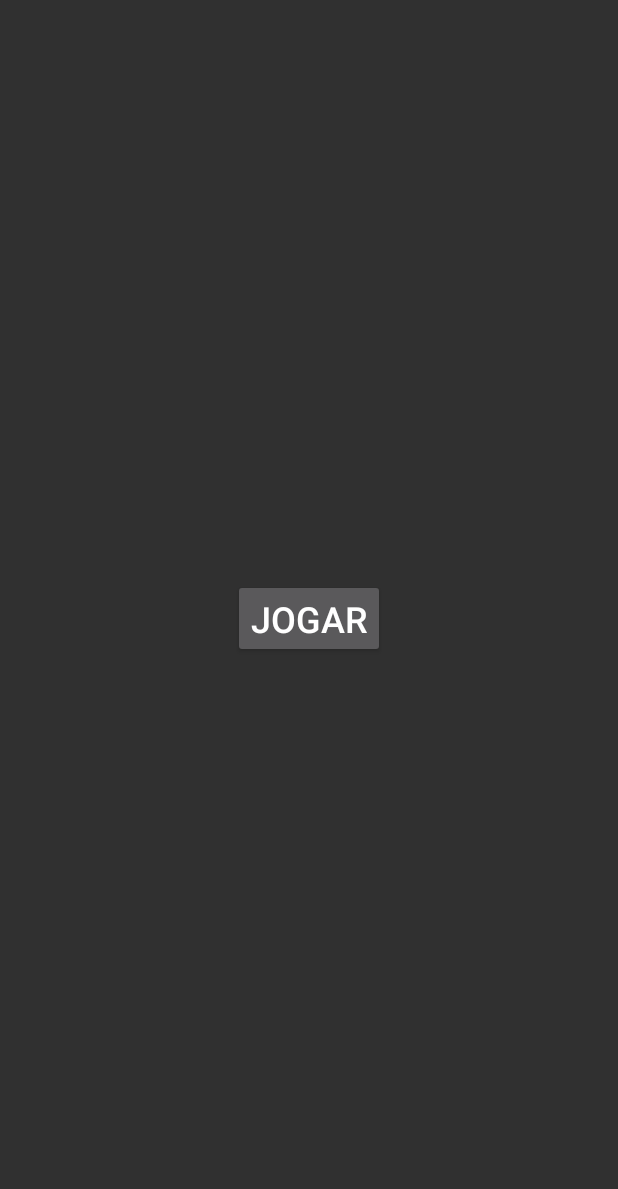
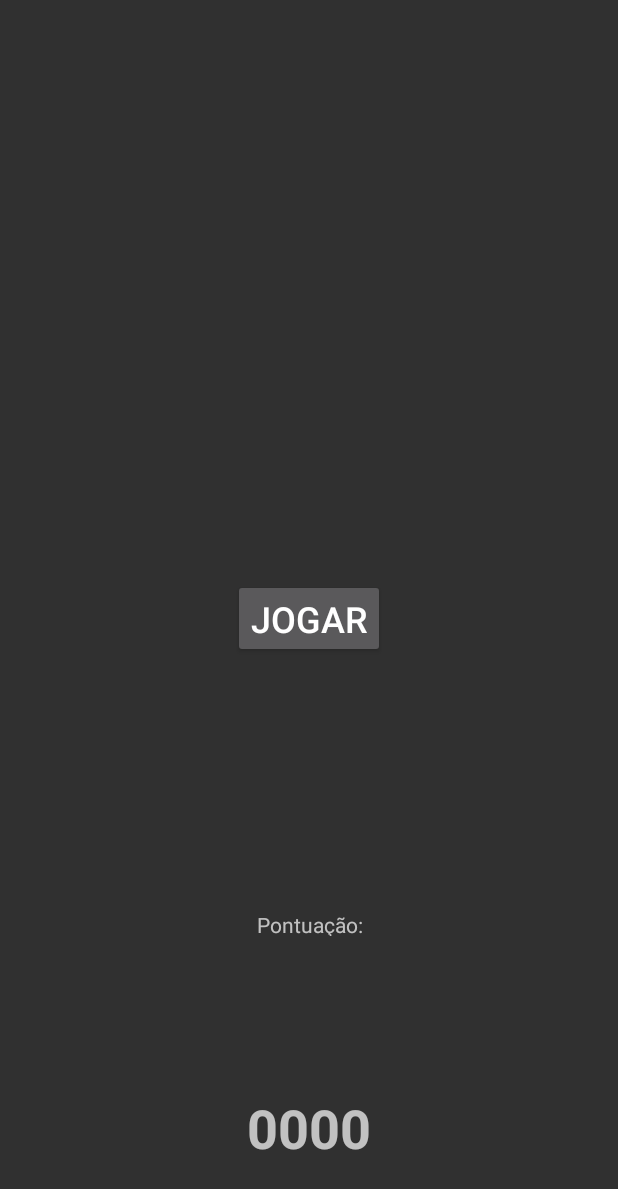
Before and after one commit to pedrohff/kotlinando, an Android app: the screen it shows after launch (MainActivity), on a phone screen of 412 x 824 dp. Shown: the top 1189 px of the screen. Run offline under Robolectric (Android 15) with nearby library versions, the phone set to English and light mode, and no system bars; our stand-ins replace Room's generated code.

Commit message:
Algoritmo do jogo funcionando

```diff
--- a/app/build.gradle
+++ b/app/build.gradle
@@ -38,6 +38,6 @@ dependencies {
 
     compile 'com.android.support.constraint:constraint-layout:1.1.0-beta3'
 
-    compile "android.arch.persistence.room:runtime:1.0.0-alpha1"
-    kapt "android.arch.persistence.room:compiler:1.0.0-alpha1"
+    compile "android.arch.persistence.room:runtime:1.0.0"
+    kapt "android.arch.persistence.room:compiler:1.0.0"
 }
--- /dev/null
+++ b/app/src/main/java/com/kotlinquiz/dao/DB.kt
@@ -0,0 +1,19 @@
+package com.kotlinquiz.dao
+
+import android.app.Application
+import android.arch.persistence.room.Room
+
+/**
+ * Created by pedro on 07/11/17.
+ */
+class DB: Application() {
+
+    companion object {
+        var database:LogQuestaoDatabase? = null
+    }
+
+    override fun onCreate() {
+        super.onCreate()
+        DB.database = Room.databaseBuilder(this, LogQuestaoDatabase::class.java, "abc").build()
+    }
+}
--- a/app/src/main/java/com/kotlinquiz/dao/LogQuestaoDao.kt
+++ b/app/src/main/java/com/kotlinquiz/dao/LogQuestaoDao.kt
@@ -1,8 +1,10 @@
+package com.kotlinquiz.dao
 import android.arch.persistence.room.Dao
 import android.arch.persistence.room.Insert
 import android.arch.persistence.room.OnConflictStrategy.REPLACE
 import android.arch.persistence.room.Query
 import android.arch.persistence.room.Update
+import com.kotlinquiz.model.LogQuestao
 
 @Dao interface LogQuestaoDao {
 
--- a/app/src/main/java/com/kotlinquiz/model/Usuario.kt
+++ b/app/src/main/java/com/kotlinquiz/model/Usuario.kt
@@ -1 +1,3 @@
+package com.kotlinquiz.model
+
 class Usuario constructor(var pontuacao:Double, var questoesRespondidas:List<LogQuestao>)
--- a/app/src/main/java/com/kotlinquiz/view/MainActivity.kt
+++ b/app/src/main/java/com/kotlinquiz/view/MainActivity.kt
@@ -1,10 +1,11 @@
 package com.kotlinquiz.view
 
 import android.content.Intent
+import android.os.Bundle
 import android.support.v7.app.AppCompatActivity
-import android.os.Bundle
-import android.view.View
 import com.kotlinquiz.R
+import com.kotlinquiz.ext.loadLogs
+import com.kotlinquiz.model.LogQuestao
 import kotlinx.android.synthetic.main.activity_main.*
 
 class MainActivity : AppCompatActivity() {
@@ -17,6 +18,13 @@ class MainActivity : AppCompatActivity() {
             val intent = Intent(this, ViewQuestao::class.java)
             startActivity(intent)
         }
+
+        var pontuacao:Double?
+        val listLog = loadLogs()
+        pontuacao = listLog?.fold(0.0){acc: Double, logQuestao: LogQuestao ->  acc+logQuestao.pontuacao}
+
+        if(pontuacao != null)
+            tvPontuacao.text = pontuacao.toString()
     }
 
 }
--- a/app/src/main/res/layout/activity_main.xml
+++ b/app/src/main/res/layout/activity_main.xml
@@ -16,4 +16,36 @@
         app:layout_constraintLeft_toLeftOf="parent"
         app:layout_constraintRight_toRightOf="parent"
         app:layout_constraintTop_toTopOf="parent" />
+
+    <TextView
+        android:id="@+id/textView"
+        android:layout_width="71dp"
+        android:layout_height="17dp"
+        android:layout_marginEnd="8dp"
+        android:layout_marginStart="8dp"
+        android:layout_marginTop="168dp"
+        android:text="Pontuação:"
+        android:textAlignment="center"
+        app:layout_constraintEnd_toEndOf="parent"
+        app:layout_constraintHorizontal_bias="0.501"
+        app:layout_constraintStart_toStartOf="parent"
+        app:layout_constraintTop_toBottomOf="@+id/btJogar" />
+
+    <TextView
+        android:id="@+id/tvPontuacao"
+        android:layout_width="154dp"
+        android:layout_height="wrap_content"
+        android:layout_marginBottom="8dp"
+        android:layout_marginEnd="8dp"
+        android:layout_marginStart="8dp"
+        android:layout_marginTop="-16dp"
+        android:text="0000"
+        android:textAlignment="center"
+        android:textSize="36sp"
+        android:textStyle="bold"
+        app:layout_constraintBottom_toBottomOf="parent"
+        app:layout_constraintEnd_toEndOf="parent"
+        app:layout_constraintStart_toStartOf="parent"
+        app:layout_constraintTop_toBottomOf="@+id/textView"
+        app:layout_constraintVertical_bias="0.75" />
 </android.support.constraint.ConstraintLayout>
```
Also changed, not shown: app/src/main/java/com/kotlinquiz/dao/LogQuestaoDatabase.kt (added, +18 -0 lines), app/src/main/java/com/kotlinquiz/dao/QuestaoDao.kt (added, +19 -0 lines), app/src/main/java/com/kotlinquiz/dao/QuestaoDatabase.kt (added, +17 -0 lines), app/src/main/java/com/kotlinquiz/ext/Extensions.kt (added, +34 -0 lines), app/src/main/java/com/kotlinquiz/ext/StringConverter.kt (added, +22 -0 lines), app/src/main/java/com/kotlinquiz/model/LogQuestao.kt (+10 -2 lines), app/src/main/java/com/kotlinquiz/model/Questao.kt (+11 -1 lines), app/src/main/java/com/kotlinquiz/view/ViewQuestao.kt (+44 -4 lines), app/src/main/res/layout/activity_view_questao.xml (+3 -5 lines).
